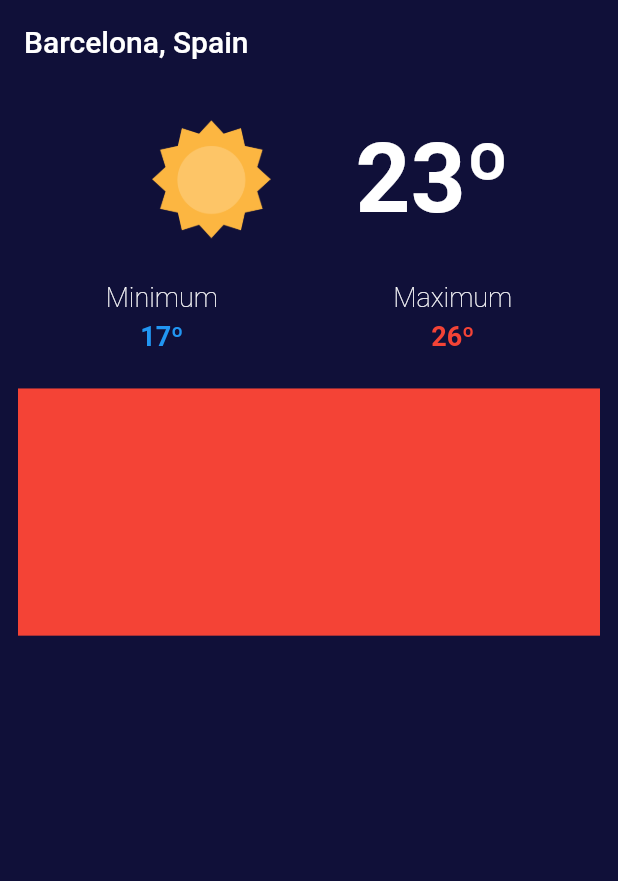
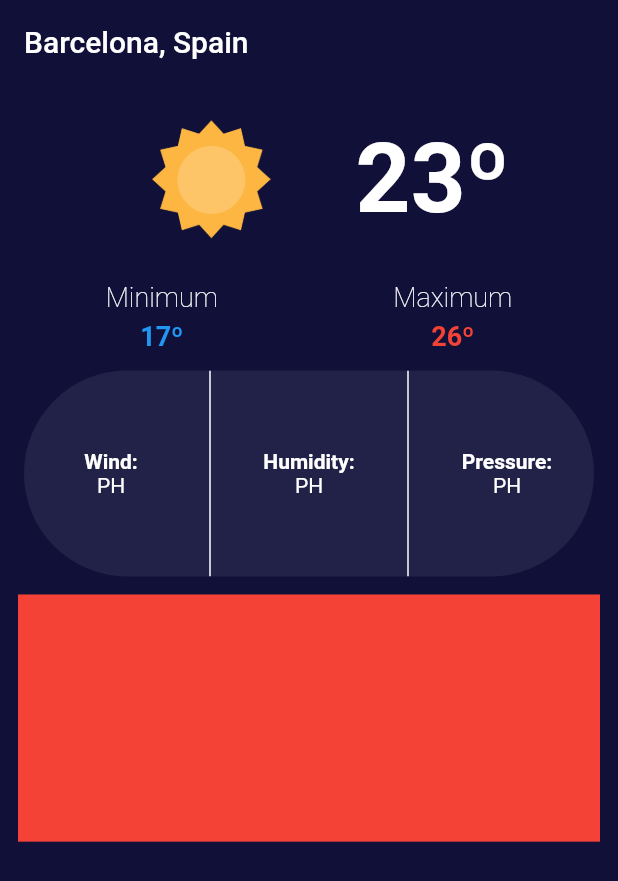
Before and after one commit to danimr99/flutter-weather-app, a Flutter app: the screen it shows after launch, on a phone screen of 412 x 824 dp. Shown: the top 881 px of the screen. Run offline on Flutter 3.47's test engine with Material 2 defaults, Android fonts, the phone set to English and light mode, and no system bars.

Commit message:
weather_details.dart created

```diff
--- a/lib/components/weather_details.dart
+++ b/lib/components/weather_details.dart
@@ -1,10 +1,56 @@
 import 'package:flutter/material.dart';
+import 'package:flutter_weather_app/constants/layout.dart';
 
 class WeatherDetails extends StatelessWidget {
   const WeatherDetails({Key? key}) : super(key: key);
 
   @override
   Widget build(BuildContext context) {
-    return Container();
+    return SizedBox(
+      width: MediaQuery.of(context).size.width - kHorizontalMargin,
+      height: MediaQuery.of(context).size.height / 6,
+      child: Container(
+          decoration: BoxDecoration(
+            color: const Color.fromARGB(19, 255, 255, 255),
+            borderRadius: BorderRadius.circular(1000),
+          ),
+          child: ClipRRect(
+            borderRadius: BorderRadius.circular(100),
+            child: Row(
+              mainAxisSize: MainAxisSize.max,
+              children: <Widget>[
+                _accessoryWidget(context, "Wind:", "PH", Colors.transparent),
+                const VerticalDivider(thickness: 1, color: Colors.white),
+                _accessoryWidget(context, "Humidity:", "PH", Colors.transparent),
+                const VerticalDivider(thickness: 1, color: Colors.white),
+                _accessoryWidget(context, "Pressure:", "PH", Colors.transparent),
+              ],
+            ),
+          )),
+    );
+  }
+
+  _accessoryWidget(
+      BuildContext context, String title, String value, Color color) {
+    return Expanded(
+      child: Container(
+          color: color,
+          height: MediaQuery.of(context).size.height / 6,
+          child: Column(
+            mainAxisAlignment: MainAxisAlignment.center,
+            crossAxisAlignment: CrossAxisAlignment.center,
+            children: [
+              Text(
+                title,
+                style: const TextStyle(
+                    fontWeight: FontWeight.bold, color: Colors.white),
+              ),
+              Text(
+                value,
+                style: const TextStyle(color: Colors.white),
+              ),
+            ],
+          )),
+    );
   }
 }
```
